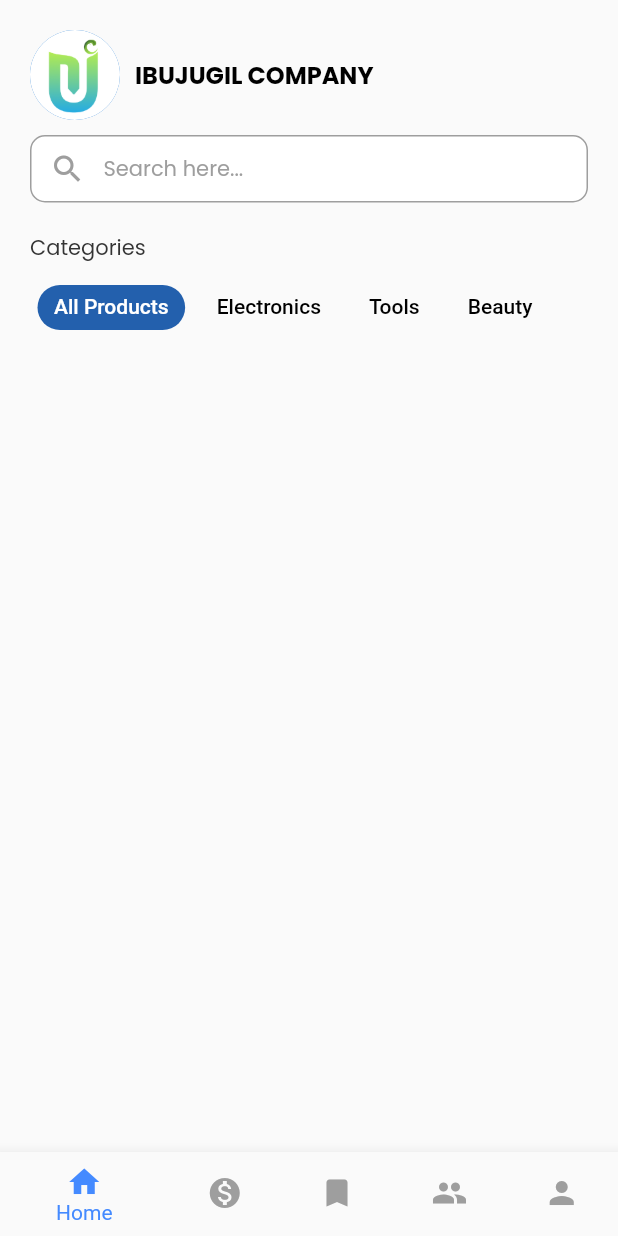
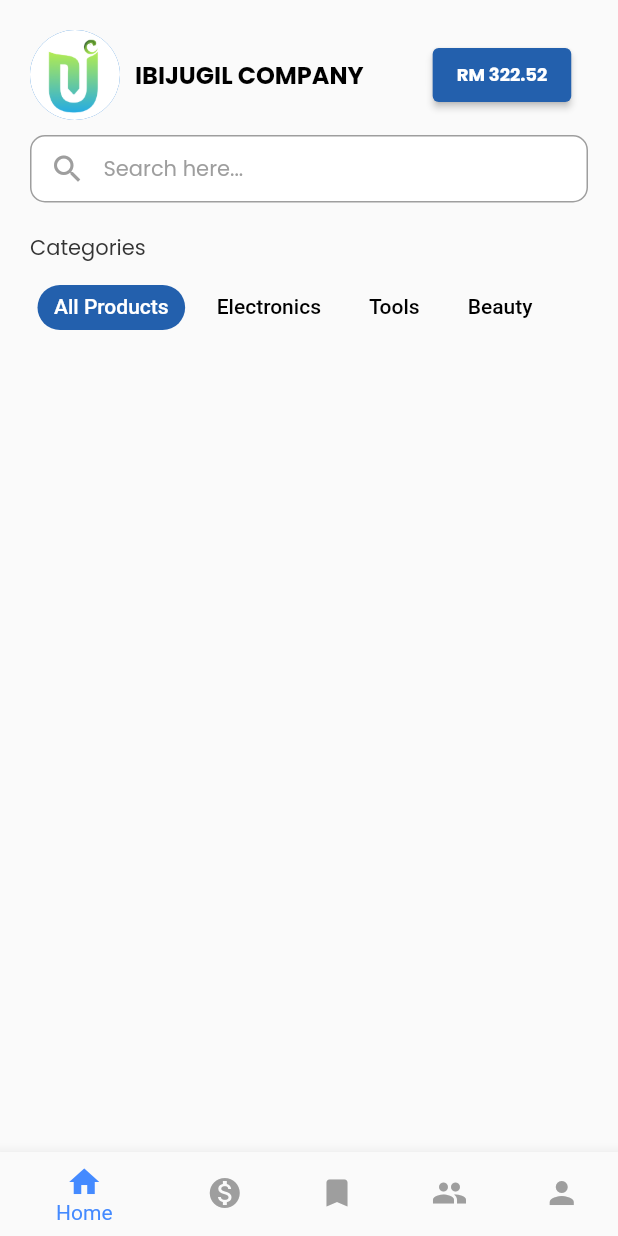
Before and after one commit to DanishMaula/RikodMy-Slicing-UI, a Flutter app: the screen it shows after launch, after a tap on "Login", on a phone screen of 412 x 824 dp. Run offline on Flutter 3.47's test engine with Material 2 defaults, Android fonts, the phone set to English and light mode, and no system bars; our stand-ins replace bubble_tab_indicator, google_fonts.

Commit message:
add button for cart

```diff
--- a/lib/main.dart
+++ b/lib/main.dart
@@ -14,6 +14,7 @@ class MyApp extends StatelessWidget {
   Widget build(BuildContext context) {
     return  const MaterialApp(
       home: LoginScreen(),
+      debugShowCheckedModeBanner: false,
     );
   }
 }
--- a/lib/ui/home/home_screen.dart
+++ b/lib/ui/home/home_screen.dart
@@ -2,6 +2,8 @@ import 'package:flutter/material.dart';
 import 'package:google_fonts/google_fonts.dart';
 import 'package:rikodmy/widget/search_bar.dart';
 import 'package:rikodmy/widget/tabbar_menu.dart';
+
+import '../../utils/utils.dart';
 
 class HomeScreen extends StatefulWidget {
   const HomeScreen({super.key});
@@ -18,37 +20,44 @@ class _HomeScreenState extends State<HomeScreen> {
       child: Scaffold(
         body: SingleChildScrollView(
           child: Column(
-
             crossAxisAlignment: CrossAxisAlignment.start,
-            children:
-              [
+            children: [
               Row(
                 mainAxisAlignment: MainAxisAlignment.start,
                 // ignore: prefer_const_literals_to_create_immutables
                 children: [
                   const CircleAvatar(
                     radius: 30,
-                    backgroundImage:  AssetImage('assets/images/logo_udc.png'),
+                    backgroundImage: AssetImage('assets/images/logo_udc.png'),
                   ),
                   const SizedBox(width: 10),
-                  Text('IBUJUGIL COMPANY',
+                  Text('IBIJUGIL COMPANY',
                       style: GoogleFonts.poppins(
                           fontWeight: FontWeight.bold,
                           color: Colors.black,
-                    fontSize: 16
-                  )),
+                          fontSize: 16)),
+                          SizedBox(width: 46),
+                  ElevatedButton(
+                    style: ElevatedButton.styleFrom(
+                      backgroundColor: Color(0xff2360AD),
+                    ),
+                    onPressed: (){},
+                   child: Text('RM 322.52',
+                  style: cartButton))
                 ],
               ),
+
               const SizedBox(height: 10),
               const SearchBar(),
               const SizedBox(height: 20),
-               Text('Categories',
+              Text(
+                'Categories',
                 style: GoogleFonts.poppins(
                   color: const Color(0xff333333),
-               ),),
+                ),
+              ),
               const SizedBox(height: 5),
               const TabBarMenu(),
-
             ],
           ),
         ),
--- a/lib/utils/utils.dart
+++ b/lib/utils/utils.dart
@@ -35,3 +35,9 @@ TextStyle tabbarMenu = GoogleFonts.poppins(
   fontWeight: FontWeight.w400,
   fontSize: 12,
 );
+
+TextStyle cartButton = GoogleFonts.poppins(
+  color: const Color(0xffffffff),
+  fontWeight: FontWeight.bold,
+  fontSize: 12,
+);
--- a/lib/widget/tabbar_menu.dart
+++ b/lib/widget/tabbar_menu.dart
@@ -13,6 +13,8 @@ class TabBarMenu extends StatefulWidget {
 class _TabBarMenuState extends State<TabBarMenu>
     with SingleTickerProviderStateMixin {
   late TabController _tabController;
+
+
   final List<Tab> myTab = <Tab>[
     const Tab(
       text: 'All Products',
@@ -42,7 +44,7 @@ class _TabBarMenuState extends State<TabBarMenu>
 
   @override
   Widget build(BuildContext context) {
-    return SizedBox(
+    return Container(
       height: MediaQuery.of(context).size.height,
       child: Column(
         children: [
@@ -57,11 +59,12 @@ class _TabBarMenuState extends State<TabBarMenu>
                 indicatorColor: Color(0xff2360AD),
                 tabBarIndicatorSize: TabBarIndicatorSize.tab),
             isScrollable: true,
-
           ),
           const SizedBox(
             height: 10,
           ),
+
+
         ],
       ),
     );
```
Lines whose indentation alone changed are shown as unchanged.
